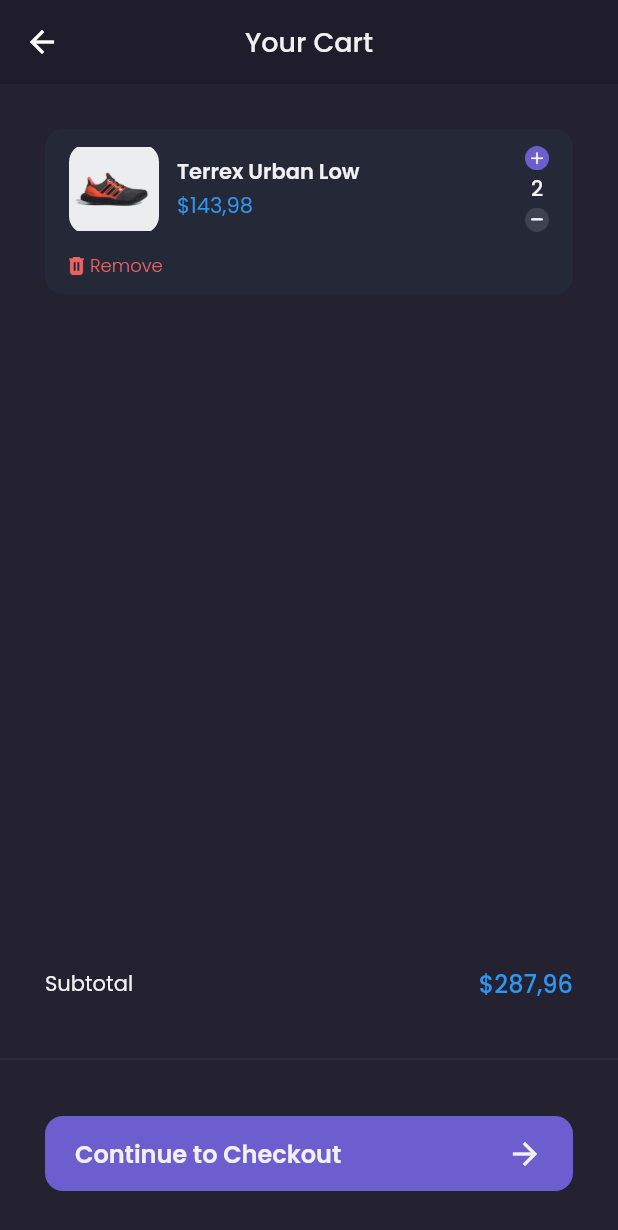
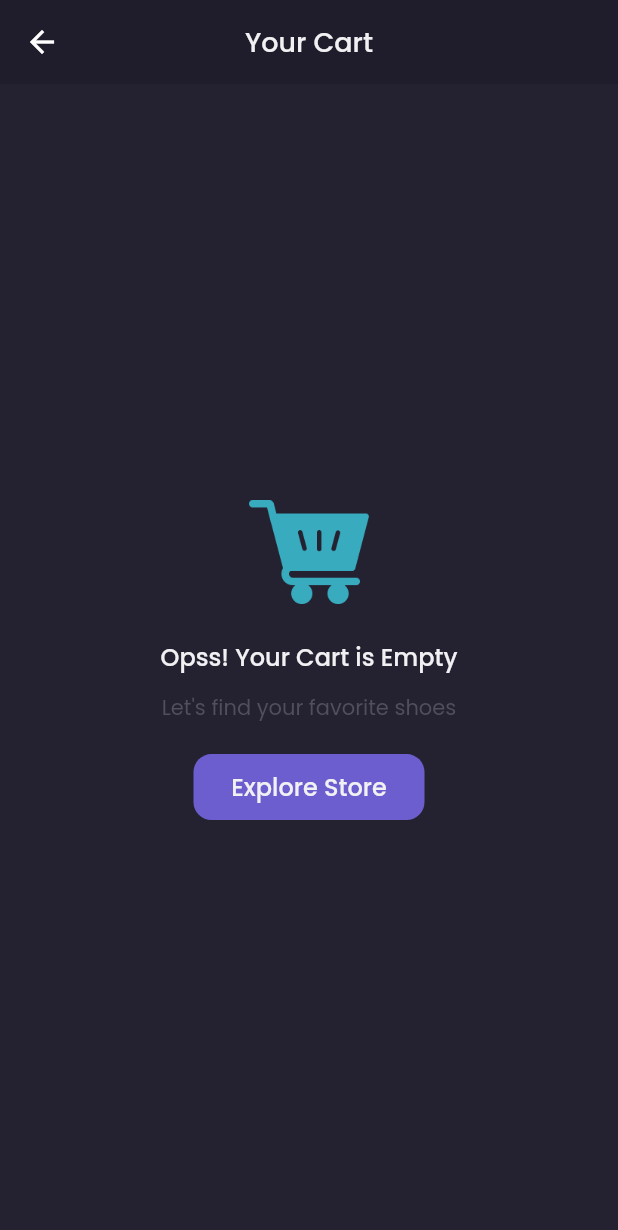
Before and after one commit to yaminmuhammad/sepatuku, a Flutter app: the CartPage screen opened by its route, on a phone screen of 412 x 824 dp. Shown: the top 1230 px of the screen. Run offline on Flutter 3.47's test engine with Material 2 defaults, Android fonts, the phone set to English and light mode, and no system bars; our stand-ins replace google_fonts; accounts and stored records are empty; network calls fail.

Commit message:
display cart page dynamic value

```diff
--- a/lib/main.dart
+++ b/lib/main.dart
@@ -11,6 +11,7 @@ import 'package:sepatuku/pages/sign_in_page.dart';
 import 'package:sepatuku/pages/sign_up_page.dart';
 import 'package:sepatuku/pages/splash_pages.dart';
 import 'package:sepatuku/providers/auth_provider.dart';
+import 'package:sepatuku/providers/cart_provider.dart';
 import 'package:sepatuku/providers/product_provider.dart';
 import 'package:sepatuku/providers/wishlist_provider.dart';
 
@@ -31,6 +32,9 @@ class MyApp extends StatelessWidget {
         ChangeNotifierProvider(
           create: (context) => WishListProvider(),
         ),
+        ChangeNotifierProvider(
+          create: (context) => CartProvider(),
+        ),
       ],
       child: MaterialApp(
         debugShowCheckedModeBanner: false,
--- a/lib/pages/cart_page.dart
+++ b/lib/pages/cart_page.dart
@@ -1,10 +1,14 @@
 import 'package:flutter/material.dart';
+import 'package:provider/provider.dart';
+import 'package:sepatuku/providers/cart_provider.dart';
 import 'package:sepatuku/theme.dart';
 import 'package:sepatuku/widgets/cart_card.dart';
 
 class CartPage extends StatelessWidget {
   @override
   Widget build(BuildContext context) {
+    CartProvider cartProvider = Provider.of<CartProvider>(context);
+
     header() {
       return AppBar(
         backgroundColor: backgroundColor1,
@@ -82,9 +86,11 @@ class CartPage extends StatelessWidget {
         padding: EdgeInsets.symmetric(
           horizontal: defaultMargin,
         ),
-        children: [
-          CartCard(),
-        ],
+        children: cartProvider.carts
+            .map(
+              (cart) => CartCard(cart),
+            )
+            .toList(),
       );
     }
 
@@ -105,7 +111,7 @@ class CartPage extends StatelessWidget {
                     style: primaryTextStyle,
                   ),
                   Text(
-                    '\$287,96',
+                    '\$${cartProvider.totalPrice()}',
                     style: priceTextStyle.copyWith(
                       fontSize: 16,
                       fontWeight: medium,
@@ -169,8 +175,9 @@ class CartPage extends StatelessWidget {
       backgroundColor: backgroundColor3,
       appBar: header(),
       // body: emptyCart(),
-      body: content(),
-      bottomNavigationBar: customButtonNav(),
+      body: cartProvider.carts.length == 0 ? emptyCart() : content(),
+      bottomNavigationBar:
+          cartProvider.carts.length == 0 ? SizedBox() : customButtonNav(),
     );
   }
 }
--- a/lib/widgets/cart_card.dart
+++ b/lib/widgets/cart_card.dart
@@ -1,9 +1,17 @@
 import 'package:flutter/material.dart';
+import 'package:provider/provider.dart';
+import 'package:sepatuku/model/cart_model.dart';
+import 'package:sepatuku/providers/cart_provider.dart';
 import 'package:sepatuku/theme.dart';
 
 class CartCard extends StatelessWidget {
+  final CartModel cart;
+  CartCard(this.cart);
+
   @override
   Widget build(BuildContext context) {
+    CartProvider cartProvider = Provider.of<CartProvider>(context);
+
     return Container(
       margin: EdgeInsets.only(
         top: defaultMargin,
@@ -26,7 +34,9 @@ class CartCard extends StatelessWidget {
                 decoration: BoxDecoration(
                   borderRadius: BorderRadius.circular(12),
                   image: DecorationImage(
-                    image: AssetImage('assets/image_shoes.png'),
+                    image: NetworkImage(
+                      cart.product.galleries[0].url,
+                    ),
                   ),
                 ),
               ),
@@ -38,7 +48,7 @@ class CartCard extends StatelessWidget {
                   crossAxisAlignment: CrossAxisAlignment.start,
                   children: [
                     Text(
-                      'Terrex Urban Low',
+                      cart.product.name,
                       style: primaryTextStyle.copyWith(
                         fontWeight: semiBold,
                       ),
@@ -47,7 +57,7 @@ class CartCard extends StatelessWidget {
                       height: 2,
                     ),
                     Text(
-                      '\$143,98',
+                      '\$${cart.product.price}',
                       style: priceTextStyle,
                     ),
                   ],
@@ -55,15 +65,20 @@ class CartCard extends StatelessWidget {
               ),
               Column(
                 children: [
-                  Image.asset(
+                  GestureDetector(
+                    onTap: () {
+                      cartProvider.addQuantity(cart.id);
+                    },
+                    child: Image.asset(
                       'assets/button_add.png',
                       width: 16,
+                    ),
                   ),
                   SizedBox(
                     height: 2,
                   ),
                   Text(
-                    '2',
+                    cart.quantity.toString(),
                     style: primaryTextStyle.copyWith(
                       fontWeight: medium,
                     ),
@@ -71,9 +86,14 @@ class CartCard extends StatelessWidget {
                   SizedBox(
                     height: 2,
                   ),
-                  Image.asset(
+                  GestureDetector(
+                    onTap: () {
+                      cartProvider.reduceQuantity(cart.id);
+                    },
+                    child: Image.asset(
                       'assets/button_min.png',
                       width: 16,
+                    ),
                   ),
                 ],
               )
@@ -82,7 +102,11 @@ class CartCard extends StatelessWidget {
           SizedBox(
             height: 12,
           ),
-          Row(
+          GestureDetector(
+            onTap: () {
+              cartProvider.removeCart(cart.id);
+            },
+            child: Row(
               children: [
                 Image.asset(
                   'assets/icon_remove.png',
@@ -99,6 +123,7 @@ class CartCard extends StatelessWidget {
                   ),
                 ),
               ],
+            ),
           )
         ],
       ),
```
Also changed, not shown: lib/pages/product_page.dart (+6 -1 lines), lib/providers/cart_provider.dart (+7 -5 lines). Lines whose indentation alone changed are shown as unchanged.
